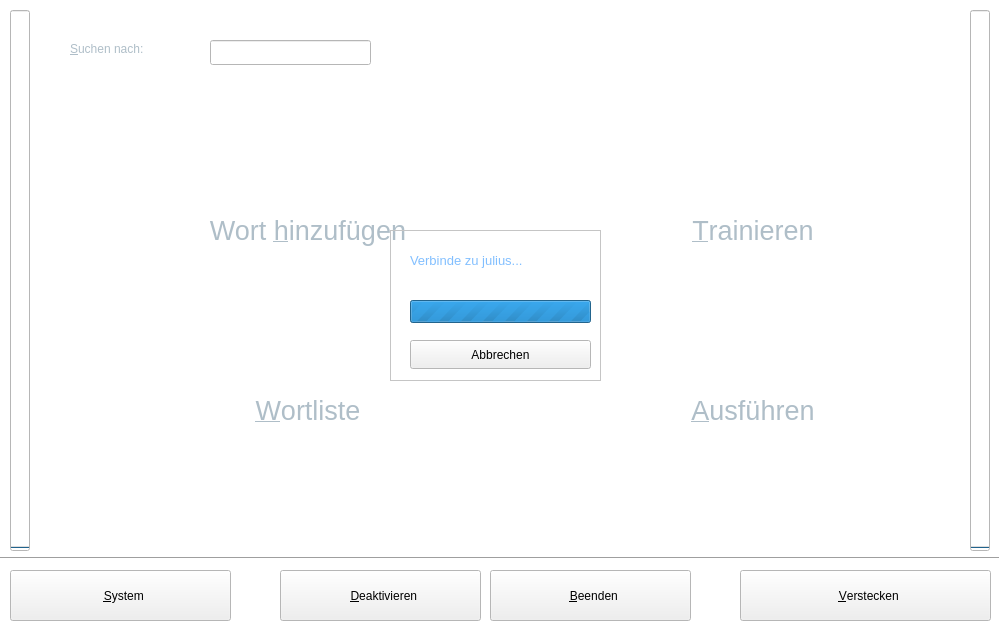
This is ui/main.ui in KDE/simon as Qt 5 draws it before an edit. The edited form follows.
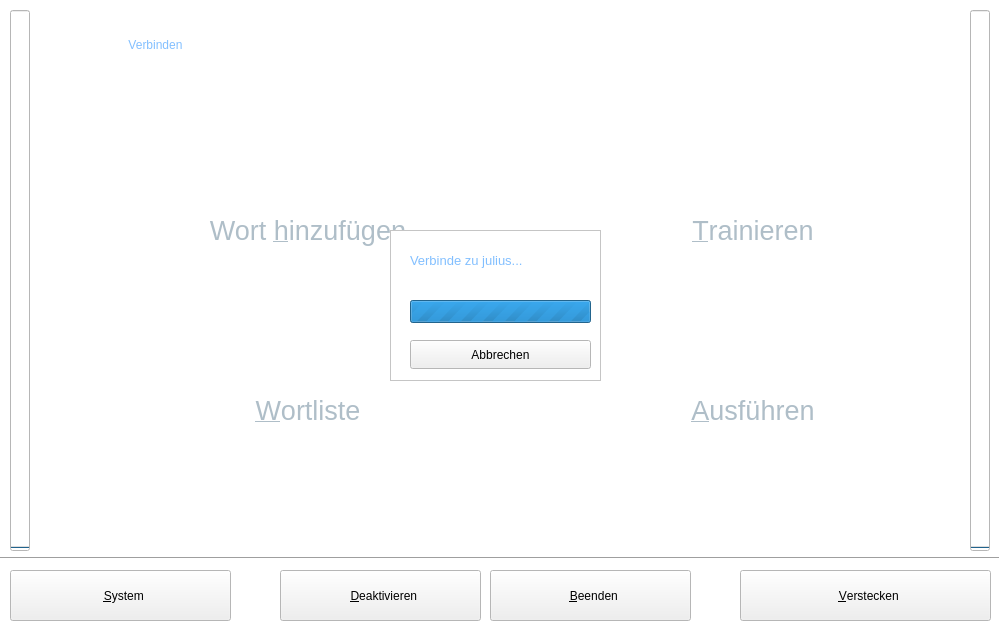
This is the edited form. Icons and pictures are not drawn.

```diff
--- a/ui/main.ui
+++ b/ui/main.ui
@@ -107,96 +107,6 @@
    <iconset>../../../../../../../:/images/tray.png</iconset>
   </property>
   <widget class="QWidget" name="centralwidget" >
-   <widget class="QLineEdit" name="leSearch" >
-    <property name="geometry" >
-     <rect>
-      <x>210</x>
-      <y>40</y>
-      <width>161</width>
-      <height>25</height>
-     </rect>
-    </property>
-   </widget>
-   <widget class="QLabel" name="lbSearch" >
-    <property name="geometry" >
-     <rect>
-      <x>70</x>
-      <y>40</y>
-      <width>91</width>
-      <height>17</height>
-     </rect>
-    </property>
-    <property name="palette" >
-     <palette>
-      <active>
-       <colorrole role="WindowText" >
-        <brush brushstyle="SolidPattern" >
-         <color alpha="255" >
-          <red>175</red>
-          <green>190</green>
-          <blue>200</blue>
-         </color>
-        </brush>
-       </colorrole>
-       <colorrole role="Text" >
-        <brush brushstyle="SolidPattern" >
-         <color alpha="255" >
-          <red>175</red>
-          <green>190</green>
-          <blue>200</blue>
-         </color>
-        </brush>
-       </colorrole>
-      </active>
-      <inactive>
-       <colorrole role="WindowText" >
-        <brush brushstyle="SolidPattern" >
-         <color alpha="255" >
-          <red>175</red>
-          <green>190</green>
-          <blue>200</blue>
-         </color>
-        </brush>
-       </colorrole>
-       <colorrole role="Text" >
-        <brush brushstyle="SolidPattern" >
-         <color alpha="255" >
-          <red>175</red>
-          <green>190</green>
-          <blue>200</blue>
-         </color>
-        </brush>
-       </colorrole>
-      </inactive>
-      <disabled>
-       <colorrole role="WindowText" >
-        <brush brushstyle="SolidPattern" >
-         <color alpha="255" >
-          <red>117</red>
-          <green>117</green>
-          <blue>117</blue>
-         </color>
-        </brush>
-       </colorrole>
-       <colorrole role="Text" >
-        <brush brushstyle="SolidPattern" >
-         <color alpha="255" >
-          <red>117</red>
-          <green>117</green>
-          <blue>117</blue>
-         </color>
-        </brush>
-       </colorrole>
-      </disabled>
-     </palette>
-    </property>
-    <property name="text" >
-     <string>&amp;Suchen nach:</string>
-    </property>
-    <property name="buddy" >
-     <cstring>leSearch</cstring>
-    </property>
-   </widget>
    <widget class="Line" name="line" >
     <property name="geometry" >
      <rect>
@@ -734,6 +644,9 @@
       <height>151</height>
      </rect>
     </property>
+    <property name="autoFillBackground" >
+     <bool>true</bool>
+    </property>
     <property name="frameShape" >
      <enum>QFrame::StyledPanel</enum>
     </property>
@@ -806,6 +719,72 @@
      </property>
     </widget>
    </widget>
+   <widget class="QPushButton" name="pbConnect" >
+    <property name="geometry" >
+     <rect>
+      <x>70</x>
+      <y>30</y>
+      <width>171</width>
+      <height>29</height>
+     </rect>
+    </property>
+    <property name="palette" >
+     <palette>
+      <active>
+       <colorrole role="ButtonText" >
+        <brush brushstyle="SolidPattern" >
+         <color alpha="255" >
+          <red>130</red>
+          <green>191</green>
+          <blue>255</blue>
+         </color>
+        </brush>
+       </colorrole>
+      </active>
+      <inactive>
+       <colorrole role="ButtonText" >
+        <brush brushstyle="SolidPattern" >
+         <color alpha="255" >
+          <red>130</red>
+          <green>191</green>
+          <blue>255</blue>
+         </color>
+        </brush>
+       </colorrole>
+      </inactive>
+      <disabled>
+       <colorrole role="ButtonText" >
+        <brush brushstyle="SolidPattern" >
+         <color alpha="255" >
+          <red>137</red>
+          <green>137</green>
+          <blue>139</blue>
+         </color>
+        </brush>
+       </colorrole>
+      </disabled>
+     </palette>
+    </property>
+    <property name="text" >
+     <string>Verbinden</string>
+    </property>
+    <property name="flat" >
+     <bool>true</bool>
+    </property>
+   </widget>
+   <widget class="QLabel" name="lbBg" >
+    <property name="geometry" >
+     <rect>
+      <x>0</x>
+      <y>0</y>
+      <width>1001</width>
+      <height>557</height>
+     </rect>
+    </property>
+    <property name="text" >
+     <string/>
+    </property>
+   </widget>
   </widget>
  </widget>
  <tabstops>
```
Left out of the diff: 14 changed lines with no effect on the pictures.
